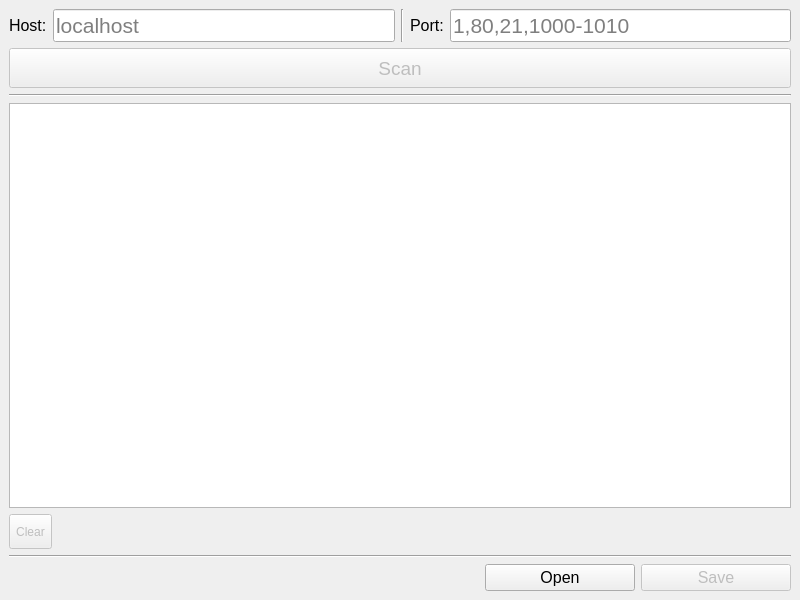
Qt form ui/raw/ScanPort.ui (Nakama3942/ScanPort) before a commit.
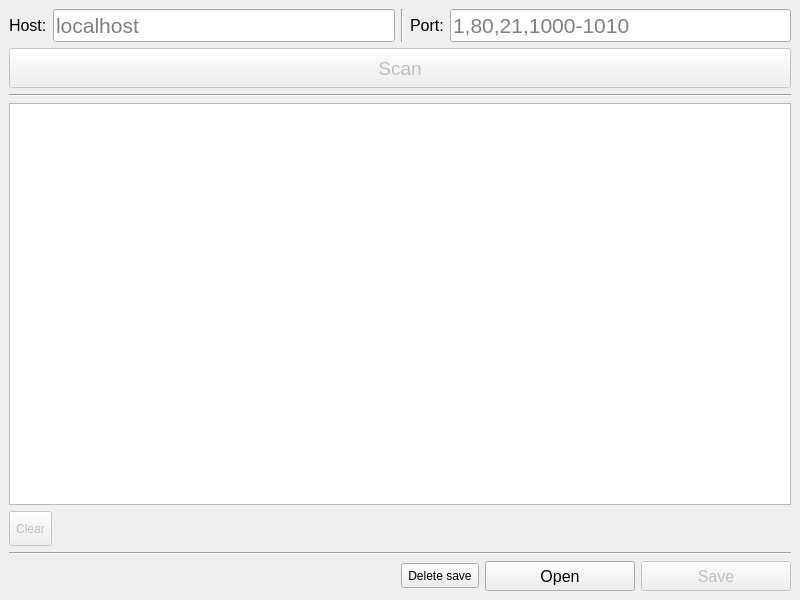
The same form after that commit.

Commit message: Completed interface

```diff
--- a/ui/raw/ScanPort.ui
+++ b/ui/raw/ScanPort.ui
@@ -177,12 +177,25 @@
           </property>
          </spacer>
         </item>
+        <item>
+         <widget class="QToolButton" name="toolDelete">
+          <property name="minimumSize">
+           <size>
+            <width>75</width>
+            <height>25</height>
+           </size>
+          </property>
+          <property name="text">
+           <string>Delete save</string>
+          </property>
+         </widget>
+        </item>
         <item>
          <widget class="QPushButton" name="buttOpen">
           <property name="minimumSize">
            <size>
             <width>150</width>
-            <height>0</height>
+            <height>30</height>
            </size>
           </property>
           <property name="font">
@@ -203,7 +216,7 @@
           <property name="minimumSize">
            <size>
             <width>150</width>
-            <height>0</height>
+            <height>30</height>
            </size>
           </property>
           <property name="font">
```
The commit also changes 2 other files.
